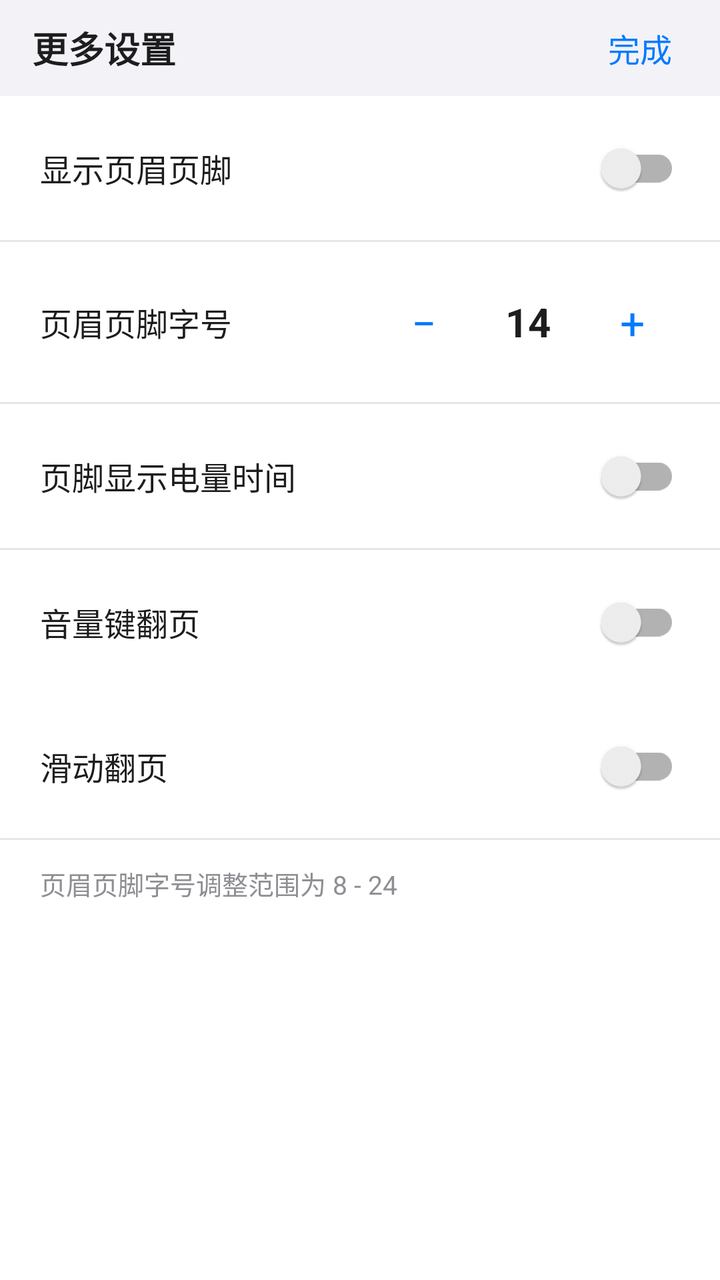
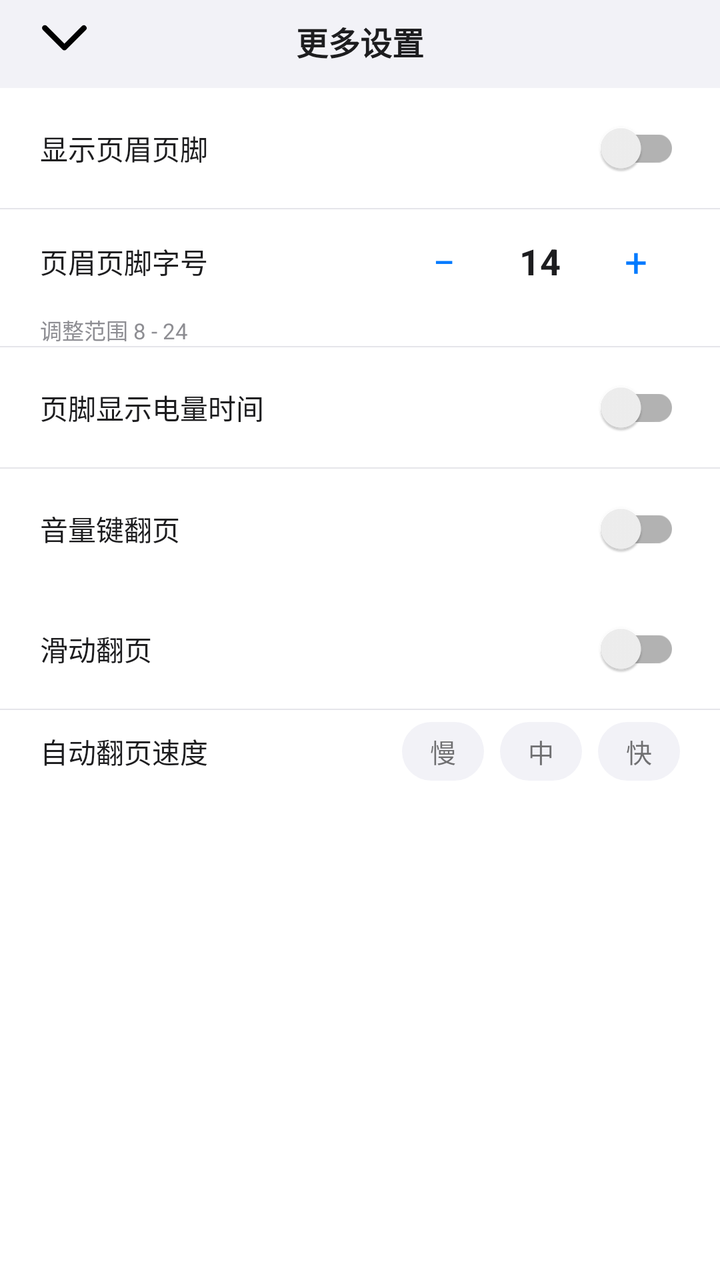

Two renders of the same Android screen: before a commit and after it. Below are the layout's source before the change and the commit's diff.
<!-- AndroidManifest.xml: application theme Theme.MyApp -->
<!-- res/layout/popup_more_settings.xml -->
<?xml version="1.0" encoding="utf-8"?>
<LinearLayout xmlns:android="http://schemas.android.com/apk/res/android"
    android:layout_width="match_parent"
    android:layout_height="wrap_content"
    android:orientation="vertical"
    android:background="@color/ios_bg"
    android:paddingBottom="20dp">

    
    <LinearLayout
        android:layout_width="match_parent"
        android:layout_height="48dp"
        android:orientation="horizontal"
        android:gravity="center_vertical"
        android:paddingHorizontal="16dp"
        android:background="@color/ios_bg_grouped">

        <TextView
            android:layout_width="0dp"
            android:layout_height="wrap_content"
            android:layout_weight="1"
            android:text="更多设置"
            android:textSize="18sp"
            android:textColor="@color/ios_text_primary"
            android:textStyle="bold" />

        <TextView
            android:id="@+id/tv_more_settings_done"
            android:layout_width="wrap_content"
            android:layout_height="wrap_content"
            android:text="完成"
            android:textSize="16sp"
            android:textColor="@color/ios_blue"
            android:padding="8dp"
            android:background="?attr/selectableItemBackground" />
    </LinearLayout>

    
    <LinearLayout
        android:layout_width="match_parent"
        android:layout_height="wrap_content"
        android:orientation="horizontal"
        android:gravity="center_vertical"
        android:paddingHorizontal="20dp"
        android:paddingVertical="12dp">

        <TextView
            android:layout_width="0dp"
            android:layout_height="wrap_content"
            android:layout_weight="1"
            android:text="显示页眉页脚"
            android:textSize="16sp"
            android:textColor="@color/ios_text_primary" />

        <androidx.appcompat.widget.SwitchCompat
            android:id="@+id/switch_header_footer"
            android:layout_width="wrap_content"
            android:layout_height="wrap_content" />
    </LinearLayout>

    
    <View
        android:layout_width="match_parent"
        android:layout_height="1dp"
        android:background="@color/ios_separator" />

    
    <LinearLayout
        android:id="@+id/layout_header_footer_size"
        android:layout_width="match_parent"
        android:layout_height="wrap_content"
        android:orientation="horizontal"
        android:gravity="center_vertical"
        android:paddingHorizontal="20dp"
        android:paddingVertical="16dp">

        <TextView
            android:layout_width="0dp"
            android:layout_height="wrap_content"
            android:layout_weight="1"
            android:text="页眉页脚字号"
            android:textSize="16sp"
            android:textColor="@color/ios_text_primary" />

        <TextView
            android:id="@+id/tv_header_footer_minus"
            android:layout_width="48dp"
            android:layout_height="48dp"
            android:gravity="center"
            android:text="−"
            android:textSize="22sp"
            android:textColor="@color/ios_blue"
            android:background="?attr/selectableItemBackground"
            android:clickable="true"
            android:focusable="true" />

        <TextView
            android:id="@+id/tv_header_footer_size_display"
            android:layout_width="56dp"
            android:layout_height="48dp"
            android:gravity="center"
            android:text="14"
            android:textSize="20sp"
            android:textColor="@color/ios_text_primary"
            android:textStyle="bold" />

        <TextView
            android:id="@+id/tv_header_footer_plus"
            android:layout_width="48dp"
            android:layout_height="48dp"
            android:gravity="center"
            android:text="+"
            android:textSize="22sp"
            android:textColor="@color/ios_blue"
            android:background="?attr/selectableItemBackground"
            android:clickable="true"
            android:focusable="true" />
    </LinearLayout>

    
    <View
        android:layout_width="match_parent"
        android:layout_height="1dp"
        android:background="@color/ios_separator" />

    
    <LinearLayout
        android:id="@+id/layout_battery_time"
        android:layout_width="match_parent"
        android:layout_height="wrap_content"
        android:orientation="horizontal"
        android:gravity="center_vertical"
        android:paddingHorizontal="20dp"
        android:paddingVertical="12dp">

        <TextView
            android:layout_width="0dp"
            android:layout_height="wrap_content"
            android:layout_weight="1"
            android:text="页脚显示电量时间"
            android:textSize="16sp"
            android:textColor="@color/ios_text_primary" />

        <androidx.appcompat.widget.SwitchCompat
            android:id="@+id/switch_battery_time"
            android:layout_width="wrap_content"
            android:layout_height="wrap_content" />
    </LinearLayout>

    
    <View
        android:layout_width="match_parent"
        android:layout_height="1dp"
        android:background="@color/ios_separator" />

    
    <LinearLayout
        android:id="@+id/layout_volume_key_page"
        android:layout_width="match_parent"
        android:layout_height="wrap_content"
        android:orientation="horizontal"
        android:gravity="center_vertical"
        android:paddingHorizontal="20dp"
        android:paddingVertical="12dp">

        <TextView
            android:layout_width="0dp"
            android:layout_height="wrap_content"
            android:layout_weight="1"
            android:text="音量键翻页"
            android:textSize="16sp"
            android:textColor="@color/ios_text_primary" />

        <androidx.appcompat.widget.SwitchCompat
            android:id="@+id/switch_volume_key_page"
            android:layout_width="wrap_content"
            android:layout_height="wrap_content" />
    </LinearLayout>

    
    <LinearLayout
        android:id="@+id/layout_swipe_page"
        android:layout_width="match_parent"
        android:layout_height="wrap_content"
        android:orientation="horizontal"
        android:gravity="center_vertical"
        android:paddingHorizontal="20dp"
        android:paddingVertical="12dp">

        <TextView
            android:layout_width="0dp"
            android:layout_height="wrap_content"
            android:layout_weight="1"
            android:text="滑动翻页"
            android:textSize="16sp"
            android:textColor="@color/ios_text_primary" />

        <androidx.appcompat.widget.SwitchCompat
            android:id="@+id/switch_swipe_page"
            android:layout_width="wrap_content"
            android:layout_height="wrap_content" />
    </LinearLayout>

    
    <View
        android:layout_width="match_parent"
        android:layout_height="1dp"
        android:background="@color/ios_separator" />

    
    <TextView
        android:layout_width="match_parent"
        android:layout_height="wrap_content"
        android:text="页眉页脚字号调整范围为 8 - 24"
        android:textSize="13sp"
        android:textColor="@color/ios_text_secondary"
        android:paddingHorizontal="20dp"
        android:paddingTop="12dp" />

</LinearLayout>
<!-- resources referenced by this layout -->
<resources>
  <color name="ios_bg">#FFFFFFFF</color>
  <color name="ios_bg_grouped">#FFF2F2F7</color>
  <color name="ios_blue">#FF007AFF</color>
  <color name="ios_separator">#FFE5E5EA</color>
  <color name="ios_text_primary">#FF1D1D1F</color>
  <color name="ios_text_secondary">#FF8E8E93</color>
  <color name="white">#FFFFFFFF</color>
  <style name="ThemeOverlay.MyApp.ActionBar.Light" parent="ThemeOverlay.AppCompat.ActionBar">
          <item name="android:windowBackground">@color/ios_bg</item>
          <item name="android:textColorPrimary">@color/ios_text_primary</item>
          <item name="android:textColorSecondary">@color/ios_text_secondary</item>
          <item name="actionBarWidgetTheme">@style/ThemeOverlay.MyApp.ActionBar.Widget</item>
      </style>
  <style name="ShapeAppearance.iOS.Small" parent="ShapeAppearance.MaterialComponents.SmallComponent">
          <item name="cornerFamily">rounded</item>
          <item name="cornerSize">10dp</item>
      </style>
  <style name="ShapeAppearance.iOS.Medium" parent="ShapeAppearance.MaterialComponents.MediumComponent">
          <item name="cornerFamily">rounded</item>
          <item name="cornerSize">12dp</item>
      </style>
  <style name="ShapeAppearance.iOS.Large" parent="ShapeAppearance.MaterialComponents.LargeComponent">
          <item name="cornerFamily">rounded</item>
          <item name="cornerSize">16dp</item>
      </style>
  <style name="Widget.MyApp.Button.iOS" parent="Widget.MaterialComponents.Button">
          <item name="cornerRadius">10dp</item>
          <item name="backgroundTint">@color/ios_blue</item>
          <item name="android:textColor">@color/white</item>
          <item name="elevation">0dp</item>
          <item name="android:textSize">17sp</item>
          <item name="android:textStyle">bold</item>
          <item name="android:letterSpacing">0.01</item>
      </style>
  <style name="Widget.MyApp.CardView.iOS" parent="Widget.MaterialComponents.CardView">
          <item name="cardBackgroundColor">@color/ios_card_bg</item>
          <item name="cardCornerRadius">12dp</item>
          <item name="cardElevation">1dp</item>
          <item name="strokeWidth">0dp</item>
      </style>
  <color name="ios_tab_bar">#F0F9F9F9</color>
  <color name="ios_text_tertiary">#FFC7C7CC</color>
  <style name="ThemeOverlay.MyApp.ActionBar.Widget" parent="ThemeOverlay.AppCompat.Light">
          <item name="colorControlNormal">@color/ios_text_primary</item>
      </style>
  <color name="ios_card_bg">#FFFFFFFF</color>
  <!-- unchanged entries left out for length: 1 -->
</resources>

<!-- the commit's change to res/layout/popup_more_settings.xml (unified diff, before → after) -->
@@ -1,220 +1,303 @@
 <?xml version="1.0" encoding="utf-8"?>
 <LinearLayout xmlns:android="http://schemas.android.com/apk/res/android"
     android:layout_width="match_parent"
-    android:layout_height="wrap_content"
+    android:layout_height="match_parent"
     android:orientation="vertical"
     android:background="@color/ios_bg"
-    android:paddingBottom="20dp">
+    android:paddingBottom="12dp">
 
     
-    <LinearLayout
+    <RelativeLayout
+        android:id="@+id/popup_title_bar"
         android:layout_width="match_parent"
-        android:layout_height="48dp"
-        android:orientation="horizontal"
+        android:layout_height="44dp"
         android:gravity="center_vertical"
         android:paddingHorizontal="16dp"
         android:background="@color/ios_bg_grouped">
 
         <TextView
-            android:layout_width="0dp"
-            android:layout_height="wrap_content"
-            android:layout_weight="1"
+            android:layout_width="wrap_content"
+            android:layout_height="32dp"
+            android:layout_centerInParent="true"
             android:text="更多设置"
-            android:textSize="18sp"
+            android:textSize="16sp"
             android:textColor="@color/ios_text_primary"
             android:textStyle="bold" />
 
-        <TextView
+        <ImageView
             android:id="@+id/tv_more_settings_done"
-            android:layout_width="wrap_content"
+            android:layout_width="32dp"
+            android:layout_height="32dp"
+            android:src="@drawable/shouqi"
+            android:scaleType="centerInside"
+            android:background="?attr/selectableItemBackgroundBorderless"
+            android:clickable="true"
+            android:focusable="true"
+            android:contentDescription="关闭" />
+    </RelativeLayout>
+
+    
+    <ScrollView
+        android:id="@+id/popup_scroll"
+        android:layout_width="match_parent"
+        android:layout_height="0dp"
+        android:layout_weight="1"
+        android:fillViewport="true">
+
+        <LinearLayout
+            android:layout_width="match_parent"
             android:layout_height="wrap_content"
-            android:text="完成"
-            android:textSize="16sp"
-            android:textColor="@color/ios_blue"
-            android:padding="8dp"
-            android:background="?attr/selectableItemBackground" />
-    </LinearLayout>
-
-    
-    <LinearLayout
-        android:layout_width="match_parent"
-        android:layout_height="wrap_content"
-        android:orientation="horizontal"
-        android:gravity="center_vertical"
-        android:paddingHorizontal="20dp"
-        android:paddingVertical="12dp">
-
-        <TextView
-            android:layout_width="0dp"
-            android:layout_height="wrap_content"
-            android:layout_weight="1"
-            android:text="显示页眉页脚"
-            android:textSize="16sp"
-            android:textColor="@color/ios_text_primary" />
-
-        <androidx.appcompat.widget.SwitchCompat
-            android:id="@+id/switch_header_footer"
-            android:layout_width="wrap_content"
-            android:layout_height="wrap_content" />
-    </LinearLayout>
-
-    
-    <View
-        android:layout_width="match_parent"
-        android:layout_height="1dp"
-        android:background="@color/ios_separator" />
-
-    
-    <LinearLayout
-        android:id="@+id/layout_header_footer_size"
-        android:layout_width="match_parent"
-        android:layout_height="wrap_content"
-        android:orientation="horizontal"
-        android:gravity="center_vertical"
-        android:paddingHorizontal="20dp"
-        android:paddingVertical="16dp">
-
-        <TextView
-            android:layout_width="0dp"
-            android:layout_height="wrap_content"
-            android:layout_weight="1"
-            android:text="页眉页脚字号"
-            android:textSize="16sp"
-            android:textColor="@color/ios_text_primary" />
-
-        <TextView
-            android:id="@+id/tv_header_footer_minus"
-            android:layout_width="48dp"
-            android:layout_height="48dp"
-            android:gravity="center"
-            android:text="−"
-            android:textSize="22sp"
-            android:textColor="@color/ios_blue"
-            android:background="?attr/selectableItemBackground"
-            android:clickable="true"
-            android:focusable="true" />
-
-        <TextView
-            android:id="@+id/tv_header_footer_size_display"
-            android:layout_width="56dp"
-            android:layout_height="48dp"
-            android:gravity="center"
-            android:text="14"
-            android:textSize="20sp"
-            android:textColor="@color/ios_text_primary"
-            android:textStyle="bold" />
-
-        <TextView
-            android:id="@+id/tv_header_footer_plus"
-            android:layout_width="48dp"
-            android:layout_height="48dp"
-            android:gravity="center"
-            android:text="+"
-            android:textSize="22sp"
-            android:textColor="@color/ios_blue"
-            android:background="?attr/selectableItemBackground"
-            android:clickable="true"
-            android:focusable="true" />
-    </LinearLayout>
-
-    
-    <View
-        android:layout_width="match_parent"
-        android:layout_height="1dp"
-        android:background="@color/ios_separator" />
-
-    
-    <LinearLayout
-        android:id="@+id/layout_battery_time"
-        android:layout_width="match_parent"
-        android:layout_height="wrap_content"
-        android:orientation="horizontal"
-        android:gravity="center_vertical"
-        android:paddingHorizontal="20dp"
-        android:paddingVertical="12dp">
-
-        <TextView
-            android:layout_width="0dp"
-            android:layout_height="wrap_content"
-            android:layout_weight="1"
-            android:text="页脚显示电量时间"
-            android:textSize="16sp"
-            android:textColor="@color/ios_text_primary" />
-
-        <androidx.appcompat.widget.SwitchCompat
-            android:id="@+id/switch_battery_time"
-            android:layout_width="wrap_content"
-            android:layout_height="wrap_content" />
-    </LinearLayout>
-
-    
-    <View
-        android:layout_width="match_parent"
-        android:layout_height="1dp"
-        android:background="@color/ios_separator" />
-
-    
-    <LinearLayout
-        android:id="@+id/layout_volume_key_page"
-        android:layout_width="match_parent"
-        android:layout_height="wrap_content"
-        android:orientation="horizontal"
-        android:gravity="center_vertical"
-        android:paddingHorizontal="20dp"
-        android:paddingVertical="12dp">
-
-        <TextView
-            android:layout_width="0dp"
-            android:layout_height="wrap_content"
-            android:layout_weight="1"
-            android:text="音量键翻页"
-            android:textSize="16sp"
-            android:textColor="@color/ios_text_primary" />
-
-        <androidx.appcompat.widget.SwitchCompat
-            android:id="@+id/switch_volume_key_page"
-            android:layout_width="wrap_content"
-            android:layout_height="wrap_content" />
-    </LinearLayout>
-
-    
-    <LinearLayout
-        android:id="@+id/layout_swipe_page"
-        android:layout_width="match_parent"
-        android:layout_height="wrap_content"
-        android:orientation="horizontal"
-        android:gravity="center_vertical"
-        android:paddingHorizontal="20dp"
-        android:paddingVertical="12dp">
-
-        <TextView
-            android:layout_width="0dp"
-            android:layout_height="wrap_content"
-            android:layout_weight="1"
-            android:text="滑动翻页"
-            android:textSize="16sp"
-            android:textColor="@color/ios_text_primary" />
-
-        <androidx.appcompat.widget.SwitchCompat
-            android:id="@+id/switch_swipe_page"
-            android:layout_width="wrap_content"
-            android:layout_height="wrap_content" />
-    </LinearLayout>
-
-    
-    <View
-        android:layout_width="match_parent"
-        android:layout_height="1dp"
-        android:background="@color/ios_separator" />
-
-    
-    <TextView
-        android:layout_width="match_parent"
-        android:layout_height="wrap_content"
-        android:text="页眉页脚字号调整范围为 8 - 24"
-        android:textSize="13sp"
-        android:textColor="@color/ios_text_secondary"
-        android:paddingHorizontal="20dp"
-        android:paddingTop="12dp" />
+            android:orientation="vertical">
+
+            
+            <LinearLayout
+                android:layout_width="match_parent"
+                android:layout_height="wrap_content"
+                android:orientation="horizontal"
+                android:gravity="center_vertical"
+                android:paddingHorizontal="20dp"
+                android:paddingVertical="6dp">
+
+                <TextView
+                    android:layout_width="0dp"
+                    android:layout_height="wrap_content"
+                    android:layout_weight="1"
+                    android:text="显示页眉页脚"
+                    android:textSize="14sp"
+                    android:textColor="@color/ios_text_primary" />
+
+                <androidx.appcompat.widget.SwitchCompat
+                    android:id="@+id/switch_header_footer"
+                    android:layout_width="wrap_content"
+                    android:layout_height="wrap_content" />
+            </LinearLayout>
+
+            
+            <View
+                android:layout_width="match_parent"
+                android:layout_height="0.5dp"
+                android:background="@color/ios_separator" />
+
+            
+            <LinearLayout
+                android:id="@+id/layout_header_footer_size"
+                android:layout_width="match_parent"
+                android:layout_height="wrap_content"
+                android:orientation="horizontal"
+                android:gravity="center_vertical"
+                android:paddingHorizontal="20dp"
+                android:paddingVertical="4dp">
+
+                <TextView
+                    android:layout_width="0dp"
+                    android:layout_height="wrap_content"
+                    android:layout_weight="1"
+                    android:text="页眉页脚字号"
+                    android:textSize="14sp"
+                    android:textColor="@color/ios_text_primary" />
+
+                <TextView
+                    android:id="@+id/tv_header_footer_minus"
+                    android:layout_width="44dp"
+                    android:layout_height="44dp"
+                    android:gravity="center"
+                    android:text="−"
+                    android:textSize="20sp"
+                    android:textColor="@color/ios_blue"
+                    android:background="?attr/selectableItemBackground"
+                    android:clickable="true"
+                    android:focusable="true" />
+
+                <TextView
+                    android:id="@+id/tv_header_footer_size_display"
+                    android:layout_width="52dp"
+                    android:layout_height="44dp"
+                    android:gravity="center"
+                    android:text="14"
+                    android:textSize="18sp"
+                    android:textColor="@color/ios_text_primary"
+                    android:textStyle="bold" />
+
+                <TextView
+                    android:id="@+id/tv_header_footer_plus"
+                    android:layout_width="44dp"
+                    android:layout_height="44dp"
+                    android:gravity="center"
+                    android:text="+"
+                    android:textSize="20sp"
+                    android:textColor="@color/ios_blue"
+                    android:background="?attr/selectableItemBackground"
+                    android:clickable="true"
+                    android:focusable="true" />
+
+            </LinearLayout>
+
+            
+            <TextView
+                android:layout_width="match_parent"
+                android:layout_height="wrap_content"
+                android:text="调整范围 8 - 24"
+                android:textSize="11sp"
+                android:textColor="@color/ios_text_secondary"
+                android:paddingHorizontal="20dp" />
+
+            
+            <View
+                android:layout_width="match_parent"
+                android:layout_height="0.5dp"
+                android:background="@color/ios_separator" />
+
+            
+            <LinearLayout
+                android:id="@+id/layout_battery_time"
+                android:layout_width="match_parent"
+                android:layout_height="wrap_content"
+                android:orientation="horizontal"
+                android:gravity="center_vertical"
+                android:paddingHorizontal="20dp"
+                android:paddingVertical="6dp">
+
+                <TextView
+                    android:layout_width="0dp"
+                    android:layout_height="wrap_content"
+                    android:layout_weight="1"
+                    android:text="页脚显示电量时间"
+                    android:textSize="14sp"
+                    android:textColor="@color/ios_text_primary" />
+
+                <androidx.appcompat.widget.SwitchCompat
+                    android:id="@+id/switch_battery_time"
+                    android:layout_width="wrap_content"
+                    android:layout_height="wrap_content" />
+            </LinearLayout>
+
+            
+            <View
+                android:layout_width="match_parent"
+                android:layout_height="0.5dp"
+                android:background="@color/ios_separator" />
+
+            
+            <LinearLayout
+                android:id="@+id/layout_volume_key_page"
+                android:layout_width="match_parent"
+                android:layout_height="wrap_content"
+                android:orientation="horizontal"
+                android:gravity="center_vertical"
+                android:paddingHorizontal="20dp"
+                android:paddingVertical="6dp">
+
+                <TextView
+                    android:layout_width="0dp"
+                    android:layout_height="wrap_content"
+                    android:layout_weight="1"
+                    android:text="音量键翻页"
+                    android:textSize="14sp"
+                    android:textColor="@color/ios_text_primary" />
+
+                <androidx.appcompat.widget.SwitchCompat
+                    android:id="@+id/switch_volume_key_page"
+                    android:layout_width="wrap_content"
+                    android:layout_height="wrap_content" />
+            </LinearLayout>
+
+            
+            <LinearLayout
+                android:id="@+id/layout_swipe_page"
+                android:layout_width="match_parent"
+                android:layout_height="wrap_content"
+                android:orientation="horizontal"
+                android:gravity="center_vertical"
+                android:paddingHorizontal="20dp"
+                android:paddingVertical="6dp">
+
+                <TextView
+                    android:layout_width="0dp"
+                    android:layout_height="wrap_content"
+                    android:layout_weight="1"
+                    android:text="滑动翻页"
+                    android:textSize="14sp"
+                    android:textColor="@color/ios_text_primary" />
+
+                <androidx.appcompat.widget.SwitchCompat
+                    android:id="@+id/switch_swipe_page"
+                    android:layout_width="wrap_content"
+                    android:layout_height="wrap_content" />
+            </LinearLayout>
+
+            
+            <View
+                android:layout_width="match_parent"
+                android:layout_height="0.5dp"
+                android:background="@color/ios_separator" />
+
+            
+            <LinearLayout
+                android:layout_width="match_parent"
+                android:layout_height="wrap_content"
+                android:orientation="horizontal"
+                android:gravity="center_vertical"
+                android:paddingHorizontal="20dp"
+                android:paddingVertical="6dp">
+
+                <TextView
+                    android:layout_width="0dp"
+                    android:layout_height="wrap_content"
+                    android:layout_weight="1"
+                    android:text="自动翻页速度"
+                    android:textSize="14sp"
+                    android:textColor="@color/ios_text_primary" />
+
+                <LinearLayout
+                    android:id="@+id/layout_auto_speed"
+                    android:layout_width="wrap_content"
+                    android:layout_height="wrap_content"
+                    android:orientation="horizontal">
+
+                    <TextView
+                        android:id="@+id/tv_auto_slow"
+                        android:layout_width="wrap_content"
+                        android:layout_height="wrap_content"
+                        android:text="慢"
+                        android:textSize="13sp"
+                        android:paddingHorizontal="14dp"
+                        android:paddingVertical="5dp"
+                        android:gravity="center"
+                        android:background="@drawable/bg_capsule_gray"
+                        android:clickable="true"
+                        android:focusable="true" />
+
+                    <TextView
+                        android:id="@+id/tv_auto_normal"
+                        android:layout_width="wrap_content"
+                        android:layout_height="wrap_content"
+                        android:text="中"
+                        android:textSize="13sp"
+                        android:paddingHorizontal="14dp"
+                        android:paddingVertical="5dp"
+                        android:gravity="center"
+                        android:background="@drawable/bg_capsule_gray"
+                        android:clickable="true"
+                        android:focusable="true"
+                        android:layout_marginStart="8dp" />
+
+                    <TextView
+                        android:id="@+id/tv_auto_fast"
+                        android:layout_width="wrap_content"
+                        android:layout_height="wrap_content"
+                        android:text="快"
+                        android:textSize="13sp"
+                        android:paddingHorizontal="14dp"
+                        android:paddingVertical="5dp"
+                        android:gravity="center"
+                        android:background="@drawable/bg_capsule_gray"
+                        android:clickable="true"
+                        android:focusable="true"
+                        android:layout_marginStart="8dp" />
+                </LinearLayout>
+            </LinearLayout>
+
+        </LinearLayout>
+    </ScrollView>
 
 </LinearLayout>
<!-- resource entries referenced after the edit -->
@@ -6,6 +6,28 @@
   <color name="ios_separator">#FFE5E5EA</color>
   <color name="ios_text_primary">#FF1D1D1F</color>
   <color name="ios_text_secondary">#FF8E8E93</color>
+  <!-- drawable bg_capsule_gray (drawable) -->
+  <?xml version="1.0" encoding="utf-8"?>
+  <selector xmlns:android="http://schemas.android.com/apk/res/android">
+      <item android:state_pressed="true">
+          <shape android:shape="rectangle">
+              <solid android:color="#E5E5EA" />
+              <corners android:radius="16dp" />
+          </shape>
+      </item>
+      <item>
+          <shape android:shape="rectangle">
+              <solid android:color="#F2F2F7" />
+              <corners android:radius="16dp" />
+          </shape>
+      </item>
+  </selector>
+  <!-- drawable shouqi (drawable) -->
+  <vector xmlns:android="http://schemas.android.com/apk/res/android" android:height="24dp" android:viewportHeight="1024" android:viewportWidth="1024" android:width="24dp">
+        
+      <path android:fillColor="#000000" android:pathData="M520.4,632.8l374.7,-375.3a59.2,59.2 0,0 1,83.7 83.7l-416.5,416.5a58.9,58.9 0,0 1,-83.7 0l-416.5,-416.5a59.2,59.2 0,1 1,83.7 -83.7l374.7,375.3z"/>
+      
+  </vector>
   <color name="white">#FFFFFFFF</color>
   <style name="ThemeOverlay.MyApp.ActionBar.Light" parent="ThemeOverlay.AppCompat.ActionBar">
           <item name="android:windowBackground">@color/ios_bg</item>
